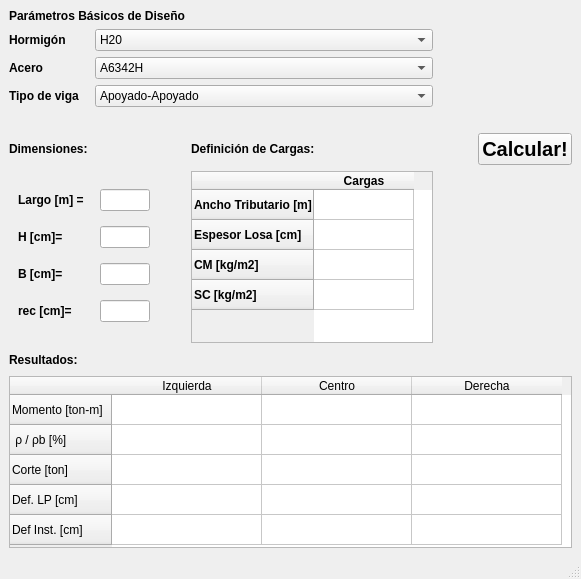
First picture: the form in vigas.ui, repository felipecordero/vigasHA, before the edit.
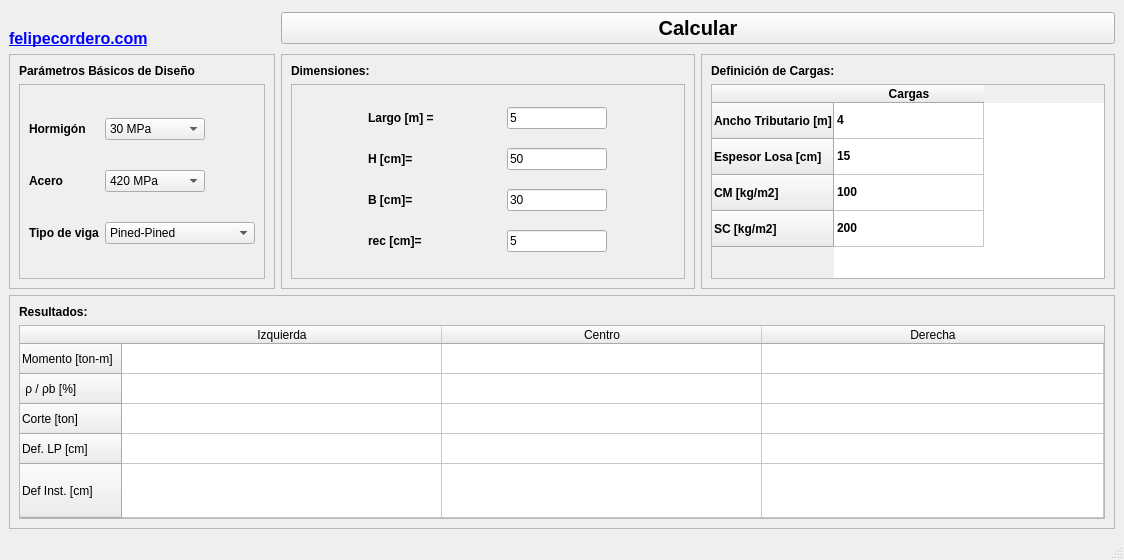
Second picture: the form after the edit. Icons and pictures are not drawn.

Diff of the .ui file:
```diff
--- a/vigas.ui
+++ b/vigas.ui
@@ -6,8 +6,8 @@
    <rect>
     <x>0</x>
     <y>0</y>
-    <width>581</width>
-    <height>579</height>
+    <width>1124</width>
+    <height>560</height>
    </rect>
   </property>
   <property name="windowTitle">
@@ -15,28 +15,13 @@
   </property>
   <widget class="QWidget" name="centralwidget">
    <layout class="QGridLayout" name="gridLayout_3">
-    <item row="0" column="0" colspan="2">
-     <widget class="QLabel" name="label_4">
-      <property name="font">
-       <font>
-        <bold>true</bold>
-       </font>
-      </property>
-      <property name="text">
-       <string>Parámetros Básicos de Diseño</string>
-      </property>
-     </widget>
-    </item>
-    <item row="0" column="4" rowspan="2">
+    <item row="0" column="0">
      <widget class="QLabel" name="label_12">
-      <property name="autoFillBackground">
-       <bool>false</bool>
-      </property>
-      <property name="styleSheet">
-       <string notr="true"/>
-      </property>
-      <property name="text">
-       <string/>
+      <property name="maximumSize">
+       <size>
+        <width>16777215</width>
+        <height>50</height>
+       </size>
       </property>
       <property name="pixmap">
        <pixmap>logofcsoft-1-256x256.png</pixmap>
@@ -49,16 +34,26 @@
       </property>
      </widget>
     </item>
-    <item row="1" column="0" colspan="3">
+    <item row="2" column="0">
+     <widget class="QFrame" name="frame">
+      <property name="frameShape">
+       <enum>QFrame::Shape::StyledPanel</enum>
+      </property>
+      <property name="frameShadow">
+       <enum>QFrame::Shadow::Raised</enum>
+      </property>
      <layout class="QGridLayout" name="gridLayout">
+       <item row="1" column="0">
+        <widget class="QFrame" name="frame_4">
+         <property name="frameShape">
+          <enum>QFrame::Shape::StyledPanel</enum>
+         </property>
+         <property name="frameShadow">
+          <enum>QFrame::Shadow::Raised</enum>
+         </property>
+         <layout class="QGridLayout" name="gridLayout_5">
       <item row="0" column="0">
        <widget class="QLabel" name="label">
-        <property name="maximumSize">
-         <size>
-          <width>80</width>
-          <height>16777215</height>
-         </size>
-        </property>
         <property name="font">
          <font>
           <bold>true</bold>
@@ -69,25 +64,20 @@
         </property>
        </widget>
       </item>
-      <item row="1" column="1">
-       <widget class="QComboBox" name="AceroBox">
-        <item>
-         <property name="text">
-          <string>A6342H</string>
-         </property>
-        </item>
-        <item>
-         <property name="text">
-          <string>A4428H</string>
-         </property>
-        </item>
-       </widget>
-      </item>
       <item row="0" column="1">
        <widget class="QComboBox" name="HormBox">
+            <property name="maximumSize">
+             <size>
+              <width>100</width>
+              <height>16777215</height>
+             </size>
+            </property>
+            <property name="currentIndex">
+             <number>2</number>
+            </property>
         <item>
          <property name="text">
-          <string>H20</string>
+              <string>20 MPa</string>
          </property>
         </item>
         <item>
@@ -97,7 +87,7 @@
         </item>
         <item>
          <property name="text">
-          <string>H30</string>
+              <string>30 MPa</string>
          </property>
         </item>
         <item>
@@ -107,7 +97,49 @@
         </item>
         <item>
          <property name="text">
-          <string>H40</string>
+              <string>40 MPa</string>
+             </property>
+            </item>
+            <item>
+             <property name="text">
+              <string>45 MPa</string>
+             </property>
+            </item>
+            <item>
+             <property name="text">
+              <string>50 MPa</string>
+             </property>
+            </item>
+           </widget>
+          </item>
+          <item row="1" column="0">
+           <widget class="QLabel" name="label_2">
+            <property name="font">
+             <font>
+              <bold>true</bold>
+             </font>
+            </property>
+            <property name="text">
+             <string>Acero</string>
+            </property>
+           </widget>
+          </item>
+          <item row="1" column="1">
+           <widget class="QComboBox" name="AceroBox">
+            <property name="maximumSize">
+             <size>
+              <width>100</width>
+              <height>16777215</height>
+             </size>
+            </property>
+            <item>
+             <property name="text">
+              <string>420 MPa</string>
+             </property>
+            </item>
+            <item>
+             <property name="text">
+              <string>280 MPa</string>
          </property>
         </item>
        </widget>
@@ -126,9 +158,15 @@
       </item>
       <item row="2" column="1">
        <widget class="QComboBox" name="tipo">
+            <property name="maximumSize">
+             <size>
+              <width>150</width>
+              <height>16777215</height>
+             </size>
+            </property>
         <item>
          <property name="text">
-          <string>Apoyado-Apoyado</string>
+              <string>Pined-Pined</string>
          </property>
         </item>
         <item>
@@ -148,60 +186,119 @@
         </item>
        </widget>
       </item>
-      <item row="1" column="0">
-       <widget class="QLabel" name="label_2">
+         </layout>
+        </widget>
+       </item>
+       <item row="0" column="0">
+        <widget class="QLabel" name="label_4">
+         <property name="sizePolicy">
+          <sizepolicy hsizetype="Preferred" vsizetype="Fixed">
+           <horstretch>0</horstretch>
+           <verstretch>0</verstretch>
+          </sizepolicy>
+         </property>
         <property name="font">
          <font>
           <bold>true</bold>
          </font>
         </property>
         <property name="text">
-         <string>Acero</string>
+          <string>Parámetros Básicos de Diseño</string>
         </property>
        </widget>
       </item>
      </layout>
+     </widget>
     </item>
-    <item row="1" column="3">
-     <spacer name="horizontalSpacer_2">
-      <property name="orientation">
-       <enum>Qt::Orientation::Horizontal</enum>
+    <item row="2" column="2">
+     <widget class="QFrame" name="frame_6">
+      <property name="frameShape">
+       <enum>QFrame::Shape::StyledPanel</enum>
       </property>
-      <property name="sizeHint" stdset="0">
-       <size>
-        <width>40</width>
-        <height>20</height>
-       </size>
+      <property name="frameShadow">
+       <enum>QFrame::Shadow::Raised</enum>
       </property>
-     </spacer>
-    </item>
-    <item row="2" column="1">
-     <spacer name="verticalSpacer">
-      <property name="orientation">
-       <enum>Qt::Orientation::Vertical</enum>
-      </property>
-      <property name="sizeHint" stdset="0">
-       <size>
-        <width>20</width>
-        <height>40</height>
-       </size>
-      </property>
-     </spacer>
+      <layout class="QGridLayout" name="gridLayout_7">
+       <item row="1" column="0">
+        <widget class="QTableWidget" name="TablaCargas">
+         <property name="font">
+          <font>
+           <bold>true</bold>
+          </font>
+         </property>
+         <property name="verticalScrollBarPolicy">
+          <enum>Qt::ScrollBarPolicy::ScrollBarAlwaysOff</enum>
+         </property>
+         <property name="horizontalScrollBarPolicy">
+          <enum>Qt::ScrollBarPolicy::ScrollBarAlwaysOff</enum>
+         </property>
+         <attribute name="horizontalHeaderMinimumSectionSize">
+          <number>50</number>
+         </attribute>
+         <attribute name="horizontalHeaderDefaultSectionSize">
+          <number>150</number>
+         </attribute>
+         <attribute name="verticalHeaderDefaultSectionSize">
+          <number>36</number>
+         </attribute>
+         <attribute name="verticalHeaderStretchLastSection">
+          <bool>false</bool>
+         </attribute>
+         <row>
+          <property name="text">
+           <string>Ancho Tributario [m]</string>
+          </property>
+         </row>
+         <row>
+          <property name="text">
+           <string>Espesor Losa [cm]</string>
+          </property>
+         </row>
+         <row>
+          <property name="text">
+           <string>CM [kg/m2]</string>
+          </property>
+         </row>
+         <row>
+          <property name="text">
+           <string>SC [kg/m2]</string>
+          </property>
+         </row>
+         <column>
+          <property name="text">
+           <string>Cargas</string>
+          </property>
+         </column>
+         <item row="0" column="0">
+          <property name="text">
+           <string>4</string>
+          </property>
+         </item>
+         <item row="1" column="0">
+          <property name="text">
+           <string>15</string>
+          </property>
+         </item>
+         <item row="2" column="0">
+          <property name="text">
+           <string>100</string>
+          </property>
     </item>
     <item row="3" column="0">
-     <widget class="QLabel" name="label_5">
-      <property name="font">
-       <font>
-        <bold>true</bold>
-       </font>
-      </property>
       <property name="text">
-       <string>Dimensiones:</string>
-      </property>
-     </widget>
-    </item>
-    <item row="3" column="2">
+           <string>200</string>
+          </property>
+         </item>
+        </widget>
+       </item>
+       <item row="0" column="0">
      <widget class="QLabel" name="label_11">
+         <property name="sizePolicy">
+          <sizepolicy hsizetype="Preferred" vsizetype="Fixed">
+           <horstretch>0</horstretch>
+           <verstretch>0</verstretch>
+          </sizepolicy>
+         </property>
       <property name="font">
        <font>
         <bold>true</bold>
@@ -212,30 +309,53 @@
       </property>
      </widget>
     </item>
-    <item row="3" column="4">
-     <widget class="QPushButton" name="calcular">
+      </layout>
+     </widget>
+    </item>
+    <item row="2" column="1">
+     <widget class="QFrame" name="frame_2">
+      <property name="frameShape">
+       <enum>QFrame::Shape::StyledPanel</enum>
+      </property>
+      <property name="frameShadow">
+       <enum>QFrame::Shadow::Raised</enum>
+      </property>
+      <layout class="QGridLayout" name="gridLayout_4">
+       <item row="0" column="0">
+        <widget class="QLabel" name="label_5">
+         <property name="sizePolicy">
+          <sizepolicy hsizetype="Preferred" vsizetype="Fixed">
+           <horstretch>0</horstretch>
+           <verstretch>0</verstretch>
+          </sizepolicy>
+         </property>
       <property name="font">
        <font>
-        <pointsize>15</pointsize>
         <bold>true</bold>
        </font>
       </property>
       <property name="text">
-       <string>Calcular!</string>
+          <string>Dimensiones:</string>
       </property>
      </widget>
     </item>
-    <item row="4" column="0" colspan="2">
-     <widget class="QWidget" name="widget" native="true">
-      <property name="maximumSize">
-       <size>
-        <width>150</width>
-        <height>16777215</height>
-       </size>
+       <item row="1" column="0">
+        <widget class="QFrame" name="frame_3">
+         <property name="frameShape">
+          <enum>QFrame::Shape::StyledPanel</enum>
+         </property>
+         <property name="frameShadow">
+          <enum>QFrame::Shadow::Raised</enum>
       </property>
       <layout class="QGridLayout" name="gridLayout_2">
        <item row="0" column="0">
         <widget class="QLabel" name="label_9">
+            <property name="sizePolicy">
+             <sizepolicy hsizetype="Fixed" vsizetype="Preferred">
+              <horstretch>0</horstretch>
+              <verstretch>0</verstretch>
+             </sizepolicy>
+            </property>
          <property name="font">
           <font>
            <bold>true</bold>
@@ -248,22 +368,25 @@
        </item>
        <item row="0" column="1">
         <widget class="QLineEdit" name="L">
-         <property name="minimumSize">
-          <size>
-           <width>0</width>
-           <height>20</height>
-          </size>
-         </property>
          <property name="maximumSize">
           <size>
-           <width>50</width>
+              <width>100</width>
            <height>16777215</height>
           </size>
          </property>
+            <property name="text">
+             <string>5</string>
+            </property>
         </widget>
        </item>
        <item row="1" column="0">
         <widget class="QLabel" name="label_6">
+            <property name="sizePolicy">
+             <sizepolicy hsizetype="Fixed" vsizetype="Preferred">
+              <horstretch>0</horstretch>
+              <verstretch>0</verstretch>
+             </sizepolicy>
+            </property>
          <property name="font">
           <font>
            <bold>true</bold>
@@ -276,22 +399,25 @@
        </item>
        <item row="1" column="1">
         <widget class="QLineEdit" name="H">
-         <property name="minimumSize">
-          <size>
-           <width>0</width>
-           <height>20</height>
-          </size>
-         </property>
          <property name="maximumSize">
           <size>
-           <width>50</width>
+              <width>100</width>
            <height>16777215</height>
           </size>
          </property>
+            <property name="text">
+             <string>50</string>
+            </property>
         </widget>
        </item>
        <item row="2" column="0">
         <widget class="QLabel" name="label_7">
+            <property name="sizePolicy">
+             <sizepolicy hsizetype="Fixed" vsizetype="Preferred">
+              <horstretch>0</horstretch>
+              <verstretch>0</verstretch>
+             </sizepolicy>
+            </property>
          <property name="font">
           <font>
            <bold>true</bold>
@@ -304,22 +430,25 @@
        </item>
        <item row="2" column="1">
         <widget class="QLineEdit" name="B">
-         <property name="minimumSize">
-          <size>
-           <width>0</width>
-           <height>20</height>
-          </size>
-         </property>
          <property name="maximumSize">
           <size>
-           <width>50</width>
+              <width>100</width>
            <height>16777215</height>
           </size>
          </property>
+            <property name="text">
+             <string>30</string>
+            </property>
         </widget>
        </item>
        <item row="3" column="0">
         <widget class="QLabel" name="label_10">
+            <property name="sizePolicy">
+             <sizepolicy hsizetype="Fixed" vsizetype="Preferred">
+              <horstretch>0</horstretch>
+              <verstretch>0</verstretch>
+             </sizepolicy>
+            </property>
          <property name="font">
           <font>
            <bold>true</bold>
@@ -332,129 +461,42 @@
        </item>
        <item row="3" column="1">
         <widget class="QLineEdit" name="rec">
-         <property name="minimumSize">
-          <size>
-           <width>0</width>
-           <height>20</height>
-          </size>
-         </property>
          <property name="maximumSize">
           <size>
-           <width>50</width>
+              <width>100</width>
            <height>16777215</height>
           </size>
          </property>
+            <property name="text">
+             <string>5</string>
+            </property>
         </widget>
        </item>
       </layout>
      </widget>
     </item>
-    <item row="4" column="2">
-     <widget class="QTableWidget" name="TablaCargas">
-      <property name="maximumSize">
-       <size>
-        <width>250</width>
-        <height>16777215</height>
-       </size>
+      </layout>
+     </widget>
+    </item>
+    <item row="5" column="0" colspan="3">
+     <widget class="QFrame" name="frame_5">
+      <property name="frameShape">
+       <enum>QFrame::Shape::StyledPanel</enum>
       </property>
-      <property name="font">
-       <font>
-        <bold>true</bold>
-       </font>
+      <property name="frameShadow">
+       <enum>QFrame::Shadow::Raised</enum>
       </property>
-      <property name="verticalScrollBarPolicy">
-       <enum>Qt::ScrollBarPolicy::ScrollBarAlwaysOff</enum>
-      </property>
-      <property name="horizontalScrollBarPolicy">
-       <enum>Qt::ScrollBarPolicy::ScrollBarAlwaysOff</enum>
-      </property>
-      <property name="autoScroll">
-       <bool>true</bool>
-      </property>
-      <row>
-       <property name="text">
-        <string>Ancho Tributario [m]</string>
-       </property>
-      </row>
-      <row>
-       <property name="text">
-        <string>Espesor Losa [cm]</string>
-       </property>
-      </row>
-      <row>
-       <property name="text">
-        <string>CM [kg/m2]</string>
-       </property>
-      </row>
-      <row>
-       <property name="text">
-        <string>SC [kg/m2]</string>
-       </property>
-      </row>
-      <column>
-       <property name="text">
-        <string>Cargas</string>
-       </property>
-      </column>
+      <layout class="QGridLayout" name="gridLayout_6">
       <item row="1" column="0">
-       <property name="text">
-        <string/>
-       </property>
-      </item>
-      <item row="2" column="0">
-       <property name="text">
-        <string/>
-       </property>
-      </item>
-      <item row="3" column="0">
-       <property name="text">
-        <string/>
-       </property>
-      </item>
-     </widget>
-    </item>
-    <item row="4" column="4">
-     <spacer name="horizontalSpacer">
-      <property name="orientation">
-       <enum>Qt::Orientation::Horizontal</enum>
-      </property>
-      <property name="sizeHint" stdset="0">
-       <size>
-        <width>40</width>
-        <height>20</height>
-       </size>
-      </property>
-     </spacer>
-    </item>
-    <item row="5" column="0">
-     <widget class="QLabel" name="label_8">
-      <property name="font">
-       <font>
-        <bold>true</bold>
-       </font>
-      </property>
-      <property name="text">
-       <string>Resultados:</string>
-      </property>
-     </widget>
-    </item>
-    <item row="5" column="2">
-     <spacer name="verticalSpacer_2">
-      <property name="orientation">
-       <enum>Qt::Orientation::Vertical</enum>
-      </property>
-      <property name="sizeHint" stdset="0">
-       <size>
-        <width>20</width>
-        <height>40</height>
-       </size>
-      </property>
-     </spacer>
-    </item>
-    <item row="6" column="0" colspan="5">
      <widget class="QTableWidget" name="resultados">
       <attribute name="horizontalHeaderDefaultSectionSize">
-       <number>150</number>
+          <number>320</number>
+         </attribute>
+         <attribute name="horizontalHeaderStretchLastSection">
+          <bool>true</bool>
+         </attribute>
+         <attribute name="verticalHeaderStretchLastSection">
+          <bool>true</bool>
       </attribute>
       <row>
        <property name="text">
@@ -498,6 +540,44 @@
       </column>
      </widget>
     </item>
+       <item row="0" column="0">
+        <widget class="QLabel" name="label_8">
+         <property name="font">
+          <font>
+           <bold>true</bold>
+          </font>
+         </property>
+         <property name="text">
+          <string>Resultados:</string>
+         </property>
+        </widget>
+       </item>
+      </layout>
+     </widget>
+    </item>
+    <item row="1" column="0">
+     <widget class="QLabel" name="label_13">
+      <property name="text">
+       <string>&lt;html&gt;&lt;head/&gt;&lt;body&gt;&lt;p&gt;&lt;a href=&quot;https://felipecordero.com&quot;&gt;&lt;span style=&quot; font-size:12pt; font-weight:700; text-decoration: underline; color:#0000ff;&quot;&gt;felipecordero.com&lt;/span&gt;&lt;/a&gt;&lt;/p&gt;&lt;/body&gt;&lt;/html&gt;</string>
+      </property>
+      <property name="openExternalLinks">
+       <bool>true</bool>
+      </property>
+     </widget>
+    </item>
+    <item row="0" column="1" rowspan="2" colspan="2">
+     <widget class="QPushButton" name="calcular">
+      <property name="font">
+       <font>
+        <pointsize>15</pointsize>
+        <bold>true</bold>
+       </font>
+      </property>
+      <property name="text">
+       <string>Calcular</string>
+      </property>
+     </widget>
+    </item>
    </layout>
   </widget>
   <widget class="QStatusBar" name="statusBar"/>
```
Left out of the diff: 19 changed lines with no effect on the pictures. Lines whose indentation alone changed are shown as unchanged.
